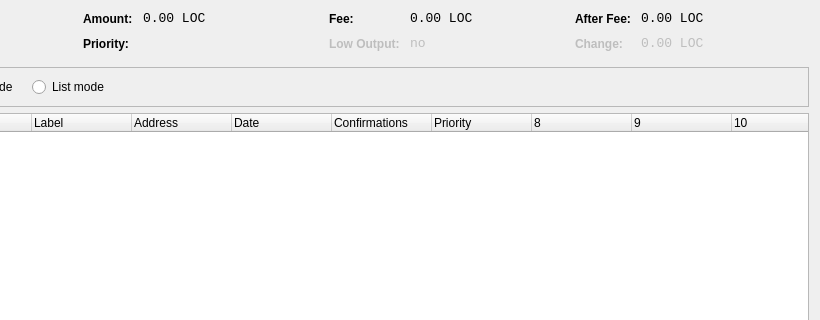
Before: the Qt Designer form src/qt/forms/coincontroldialog.ui in mirspirs/Loco, drawn with Qt 5; both pictures show x 180 to 1000 and y 0 to 320 of the 1000 by 500 pixel window.
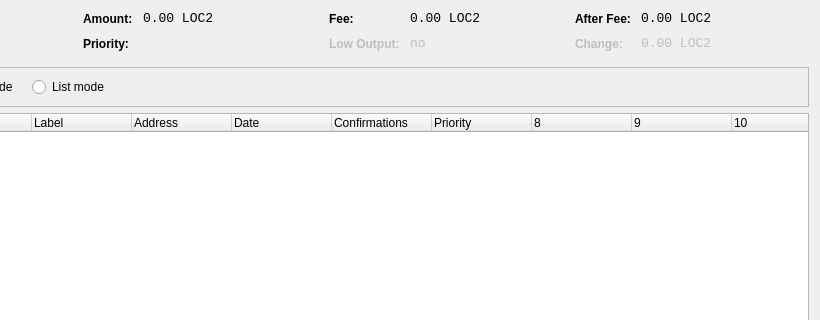
After: the same form once the commit is applied. Custom widgets are drawn as their Qt base class.

The edit to the form file:
```diff
--- a/src/qt/forms/coincontroldialog.ui
+++ b/src/qt/forms/coincontroldialog.ui
@@ -141,7 +141,7 @@
           <enum>Qt::ActionsContextMenu</enum>
          </property>
          <property name="text">
-          <string notr="true">0.00 LOC</string>
+          <string notr="true">0.00 LOC2</string>
          </property>
          <property name="textInteractionFlags">
           <set>Qt::LinksAccessibleByMouse|Qt::TextSelectableByKeyboard|Qt::TextSelectableByMouse</set>
@@ -221,7 +221,7 @@
           <enum>Qt::ActionsContextMenu</enum>
          </property>
          <property name="text">
-          <string notr="true">0.00 LOC</string>
+          <string notr="true">0.00 LOC2</string>
          </property>
          <property name="textInteractionFlags">
           <set>Qt::LinksAccessibleByMouse|Qt::TextSelectableByKeyboard|Qt::TextSelectableByMouse</set>
@@ -307,7 +307,7 @@
           <enum>Qt::ActionsContextMenu</enum>
          </property>
          <property name="text">
-          <string notr="true">0.00 LOC</string>
+          <string notr="true">0.00 LOC2</string>
          </property>
          <property name="textInteractionFlags">
           <set>Qt::LinksAccessibleByMouse|Qt::TextSelectableByKeyboard|Qt::TextSelectableByMouse</set>
@@ -345,7 +345,7 @@
           <enum>Qt::ActionsContextMenu</enum>
          </property>
          <property name="text">
-          <string notr="true">0.00 LOC</string>
+          <string notr="true">0.00 LOC2</string>
          </property>
          <property name="textInteractionFlags">
           <set>Qt::LinksAccessibleByMouse|Qt::TextSelectableByKeyboard|Qt::TextSelectableByMouse</set>
```
